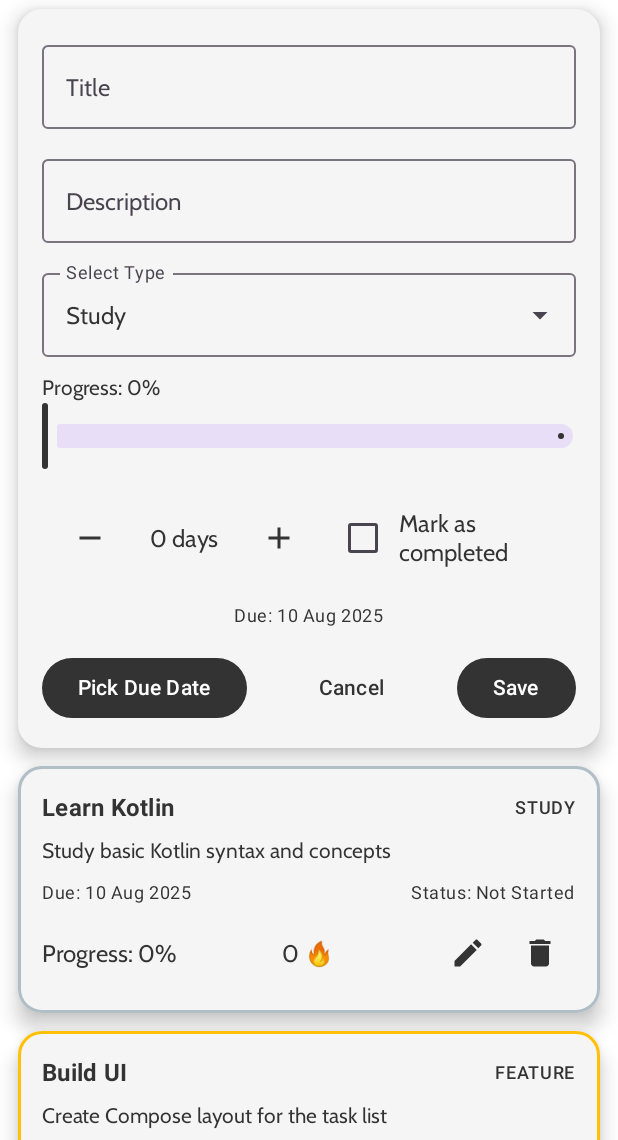
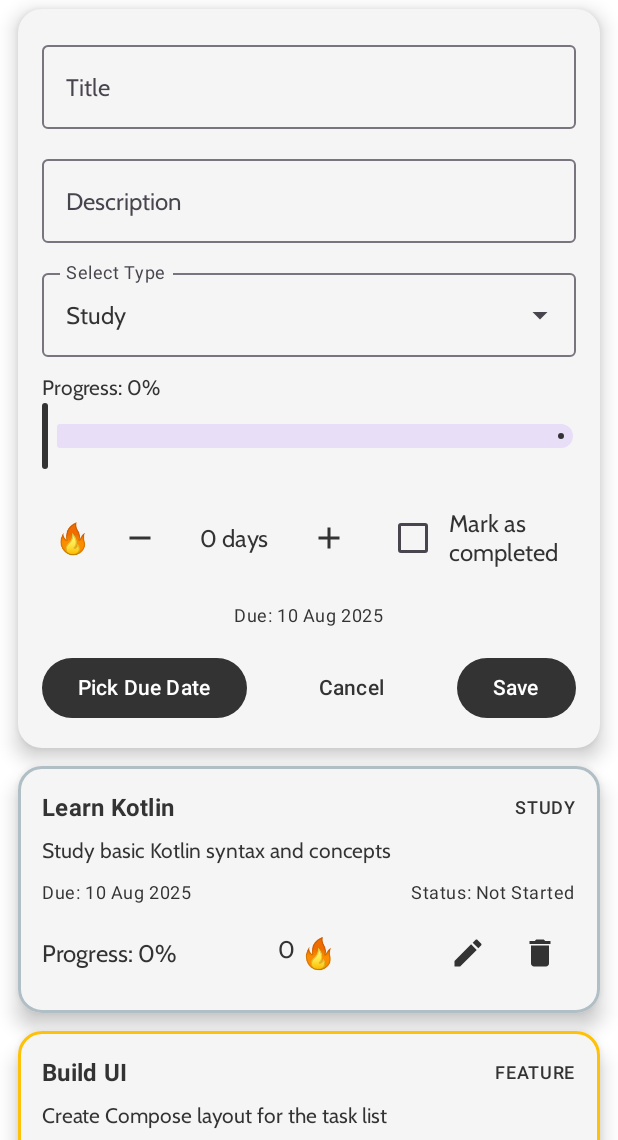
Before and after one commit to amrrkhaled/Progress-Tracker, an Android app built with Jetpack Compose: the screen it shows after launch (MainActivity), after a tap on "Add", on a phone screen of 412 x 824 dp, the part 96-1236 px from its top. Run offline under Robolectric (Android 15) with nearby library versions, the phone set to English and light mode, and no system bars.

Commit message:
handled a bug in adding a new task

```diff
--- a/app/src/main/java/com/example/progresstracker/ui/StreakIncrementer.kt
+++ b/app/src/main/java/com/example/progresstracker/ui/StreaksComponents.kt
@@ -1,5 +1,12 @@
 package com.example.progresstracker.ui
 
+import android.R.attr.onClick
+import androidx.compose.animation.core.LinearEasing
+import androidx.compose.animation.core.RepeatMode
+import androidx.compose.animation.core.animateFloat
+import androidx.compose.animation.core.infiniteRepeatable
+import androidx.compose.animation.core.rememberInfiniteTransition
+import androidx.compose.animation.core.tween
 import androidx.compose.foundation.background
 import androidx.compose.foundation.layout.Arrangement
 import androidx.compose.foundation.layout.Row
@@ -13,9 +20,12 @@ import androidx.compose.material3.IconButton
 import androidx.compose.material3.MaterialTheme
 import androidx.compose.material3.Text
 import androidx.compose.runtime.Composable
+import androidx.compose.runtime.getValue
 import androidx.compose.ui.Alignment
 import androidx.compose.ui.Modifier
+import androidx.compose.ui.graphics.graphicsLayer
 import androidx.compose.ui.unit.dp
+import androidx.compose.ui.unit.sp
 
 @Composable
 fun StreakIncrementer(
@@ -29,6 +39,10 @@ fun StreakIncrementer(
             .padding(8.dp)
             .background(MaterialTheme.colorScheme.surface, RoundedCornerShape(8.dp))
     ) {
+        Text(text = "\uD83D\uDD25", // Fire emoji)
+            fontSize = 20.sp,
+            modifier = Modifier.padding(end = 8.dp),
+            color = MaterialTheme.colorScheme.primary)
         IconButton(
             onClick = { onValueChange(value - 1) }, enabled = value > 0
         ) {
@@ -57,3 +71,34 @@ fun StreakIncrementer(
         }
     }
 }
+@Composable
+fun AnimatedFireIcon() {
+    val transition = rememberInfiniteTransition()
+    val scale by transition.animateFloat(
+        initialValue = 1f,
+        targetValue = 1.3f,
+        animationSpec = infiniteRepeatable(
+            animation = tween(500, easing = LinearEasing),
+            repeatMode = RepeatMode.Reverse
+        )
+    )
+    val rotation by transition.animateFloat(
+        initialValue = -10f,
+        targetValue = 10f,
+        animationSpec = infiniteRepeatable(
+            animation = tween(600, easing = LinearEasing),
+            repeatMode = RepeatMode.Reverse
+        )
+    )
+
+    Text(
+        text = "🔥",
+        fontSize = 20.sp,
+        modifier = Modifier
+            .graphicsLayer {
+                scaleX = scale
+                scaleY = scale
+                rotationZ = rotation
+            }
+    )
+}
--- a/app/src/main/java/com/example/progresstracker/ui/TasksContent.kt
+++ b/app/src/main/java/com/example/progresstracker/ui/TasksContent.kt
@@ -64,7 +64,12 @@ fun TaskItem(
     if (uiState.currentTaskId == task.id) {
         TaskItemEditMode(task = task, onSave = onSave, onCancel = onCancel)
     } else {
-        TaskItemViewMode(task = task, onDeleteTask = onDeleteTask, onEditTask = onEditTask, modifier = modifier)
+        TaskItemViewMode(
+            task = task,
+            onDeleteTask = onDeleteTask,
+            onEditTask = onEditTask,
+            modifier = modifier
+        )
     }
 }
 
@@ -102,15 +107,34 @@ fun TaskItemViewMode(
                 horizontalArrangement = Arrangement.SpaceBetween,
                 verticalAlignment = Alignment.CenterVertically
             ) {
-                Text(task.title, style = MaterialTheme.typography.titleMedium.copy(fontWeight = FontWeight.Bold), maxLines = 1, overflow = TextOverflow.Ellipsis)
-                Text(task.type.name, style = MaterialTheme.typography.labelMedium.copy(fontWeight = FontWeight.Medium))
+                Text(
+                    task.title,
+                    style = MaterialTheme.typography.titleMedium.copy(fontWeight = FontWeight.Bold),
+                    maxLines = 1,
+                    overflow = TextOverflow.Ellipsis
+                )
+                Text(
+                    task.type.name,
+                    style = MaterialTheme.typography.labelMedium.copy(fontWeight = FontWeight.Medium)
+                )
             }
             Spacer(Modifier.height(8.dp))
-            Text(task.description, style = MaterialTheme.typography.bodyMedium, maxLines = 2, overflow = TextOverflow.Ellipsis)
+            Text(
+                task.description,
+                style = MaterialTheme.typography.bodyMedium,
+                maxLines = 2,
+                overflow = TextOverflow.Ellipsis
+            )
             Spacer(Modifier.height(12.dp))
-            Row(modifier = Modifier.fillMaxWidth(), horizontalArrangement = Arrangement.SpaceBetween) {
+            Row(
+                modifier = Modifier.fillMaxWidth(),
+                horizontalArrangement = Arrangement.SpaceBetween
+            ) {
                 Text("Due: ${formatDate(task.dueDate)}", style = MaterialTheme.typography.bodySmall)
-                Text("Status: ${task.status.statusText}", style = MaterialTheme.typography.bodySmall)
+                Text(
+                    "Status: ${task.status.statusText}",
+                    style = MaterialTheme.typography.bodySmall
+                )
             }
             Spacer(Modifier.height(8.dp))
             Row(
@@ -119,7 +143,10 @@ fun TaskItemViewMode(
                 verticalAlignment = Alignment.CenterVertically
             ) {
                 Text("Progress: ${task.progress}%", style = MaterialTheme.typography.bodyLarge)
-                Text(" ${task.streaks} \uD83D\uDD25", style = MaterialTheme.typography.bodyLarge)
+                Row {
+                    Text(" ${task.streaks} ", style = MaterialTheme.typography.bodyLarge)
+                    AnimatedFireIcon()
+                }
                 Row {
                     IconButton(onClick = { onEditTask(task.id) }) {
                         Icon(Icons.Filled.Edit, contentDescription = "Edit Task")
@@ -181,7 +208,9 @@ fun TaskItemEditMode(task: Task, onSave: (Task) -> Unit, onCancel: () -> Unit) {
                     onValueChange = {},
                     label = { Text("Select Type") },
                     trailingIcon = { ExposedDropdownMenuDefaults.TrailingIcon(expanded = expanded) },
-                    modifier = Modifier.menuAnchor().fillMaxWidth()
+                    modifier = Modifier
+                        .menuAnchor()
+                        .fillMaxWidth()
                 )
                 ExposedDropdownMenu(
                     expanded = expanded,
@@ -199,7 +228,10 @@ fun TaskItemEditMode(task: Task, onSave: (Task) -> Unit, onCancel: () -> Unit) {
                 }
             }
             Spacer(modifier = Modifier.height(12.dp))
-            Text("Progress: ${editedProgress.toInt()}%", style = MaterialTheme.typography.bodyMedium)
+            Text(
+                "Progress: ${editedProgress.toInt()}%",
+                style = MaterialTheme.typography.bodyMedium
+            )
             Slider(
                 value = editedProgress,
                 onValueChange = { editedProgress = it },
@@ -222,7 +254,10 @@ fun TaskItemEditMode(task: Task, onSave: (Task) -> Unit, onCancel: () -> Unit) {
             }
             Spacer(modifier = Modifier.height(12.dp))
             Column(horizontalAlignment = Alignment.CenterHorizontally) {
-                Text("Due: ${formatDate(editedDueDate)}", style = MaterialTheme.typography.bodySmall)
+                Text(
+                    "Due: ${formatDate(editedDueDate)}",
+                    style = MaterialTheme.typography.bodySmall
+                )
                 Spacer(Modifier.height(16.dp))
                 if (showDatePicker) {
                     DueDatePickerDialog(
@@ -230,7 +265,10 @@ fun TaskItemEditMode(task: Task, onSave: (Task) -> Unit, onCancel: () -> Unit) {
                         onDismiss = { showDatePicker = false }
                     )
                 }
-                Row(modifier = Modifier.fillMaxWidth(), horizontalArrangement = Arrangement.SpaceBetween) {
+                Row(
+                    modifier = Modifier.fillMaxWidth(),
+                    horizontalArrangement = Arrangement.SpaceBetween
+                ) {
                     Button(onClick = { showDatePicker = true }) {
                         Text("Pick Due Date")
                     }
@@ -244,7 +282,7 @@ fun TaskItemEditMode(task: Task, onSave: (Task) -> Unit, onCancel: () -> Unit) {
                                 description = editedDescription,
                                 progress = editedProgress.toInt(),
                                 streaks = streakDays,
-                                status = if (isCompleted) TaskStatus.COMPLETED else TaskStatus.IN_PROGRESS,
+                                status = if (isCompleted) TaskStatus.COMPLETED else if (editedProgress > 0) TaskStatus.IN_PROGRESS else TaskStatus.NOT_STARTED,
                                 dueDate = editedDueDate,
                                 type = selectedType
                             )
--- a/app/src/main/java/com/example/progresstracker/ui/TasksScreenUiState.kt
+++ b/app/src/main/java/com/example/progresstracker/ui/TasksScreenUiState.kt
@@ -5,5 +5,6 @@ import com.example.progresstracker.ui.model.Task
 data class TasksScreenUiState (
     val tasks: List<Task> = emptyList(),
     val isEditing: Boolean = false,
+    val isAddingNewTask: Boolean = false,
     val currentTaskId: Int? = null,
 )
--- a/app/src/main/java/com/example/progresstracker/ui/TasksScreenViewModel.kt
+++ b/app/src/main/java/com/example/progresstracker/ui/TasksScreenViewModel.kt
@@ -40,6 +40,7 @@ class TasksScreenViewModel : ViewModel() {
         _uiState.update { currentState ->
             currentState.copy(
                 isEditing = true,
+                isAddingNewTask = true,
                 currentTaskId = newTaskId,
                 tasks = listOf(newTask) + currentState.tasks            )
         }
@@ -50,7 +51,7 @@ class TasksScreenViewModel : ViewModel() {
             val updatedList = currentState.tasks.map { task ->
                 if (task.id == updatedTask.id) updatedTask else task
             }
-            currentState.copy(tasks = updatedList)
+            currentState.copy(tasks = updatedList, isAddingNewTask = false)
         }
         cancelEditing()
     }
@@ -63,8 +64,11 @@ class TasksScreenViewModel : ViewModel() {
     }
 
     fun cancelEditing() {
+        if(_uiState.value.isAddingNewTask) {
+            deleteTask(_uiState.value.currentTaskId ?: -1)
+        }
         _uiState.update { currentState ->
-            currentState.copy(isEditing = false, currentTaskId = null)
+            currentState.copy(isEditing = false, isAddingNewTask = false, currentTaskId = null)
         }
     }
 
```
